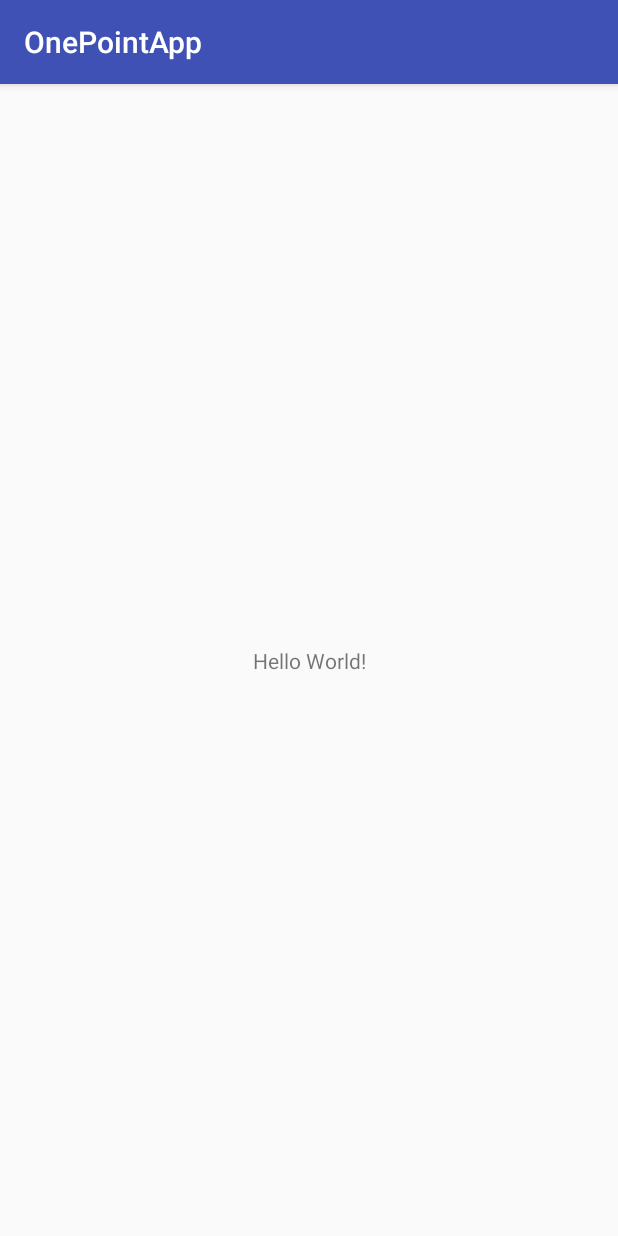
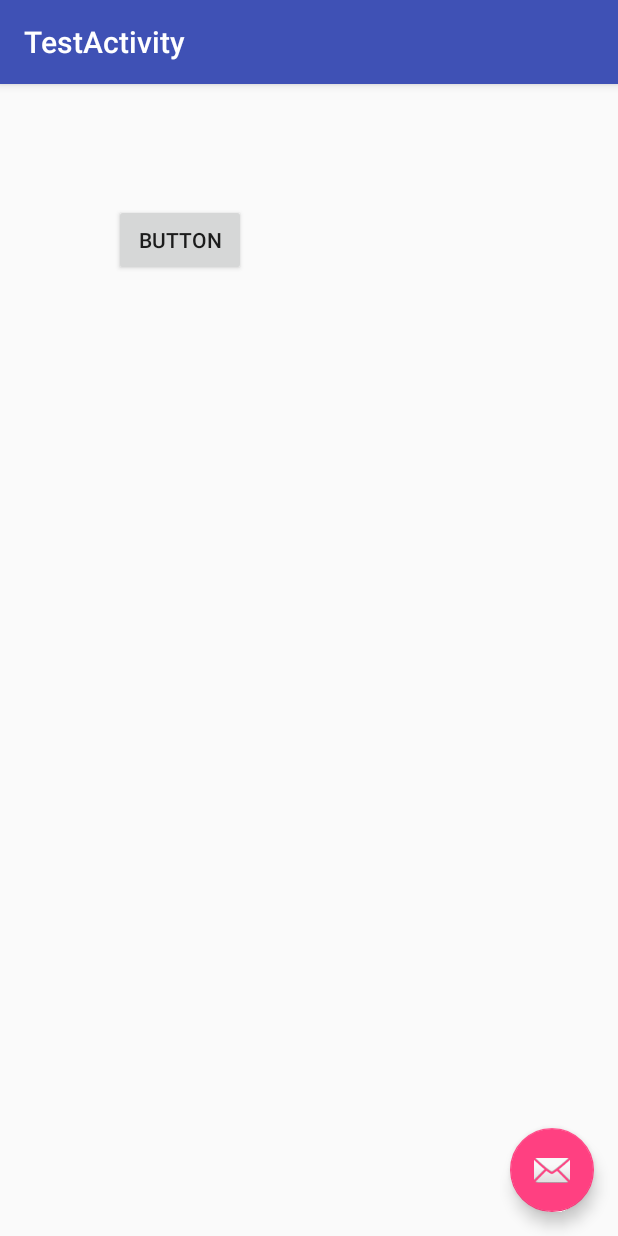
Before and after one commit to guying5201314/OnePointApp, an Android app: the screen it shows after launch (MainActivity before the commit, TestActivity after it), on a phone screen of 412 x 824 dp. Run offline under Robolectric (Android 15) with nearby library versions, the phone set to English and light mode, and no system bars; our stand-ins replace RxJava.

```diff
--- a/app/build.gradle
+++ b/app/build.gradle
@@ -25,7 +25,7 @@ android {
             proguardFiles getDefaultProguardFile('proguard-android.txt'), 'proguard-rules.pro'
         }
     }
-    compileOptions{
+    compileOptions {
         sourceCompatibility JavaVersion.VERSION_1_8
         targetCompatibility JavaVersion.VERSION_1_8
     }
@@ -46,4 +46,7 @@ dependencies {
     compile 'com.android.support.constraint:constraint-layout:1.0.2'
     compile 'io.reactivex.rxjava2:rxjava:2.0.1'
     compile 'io.reactivex.rxjava2:rxandroid:2.0.1'
+    compile 'com.jakewharton.rxbinding2:rxbinding:2.0.0'
+    compile 'com.squareup.retrofit2:retrofit:2.3.0'
+    compile 'com.android.support:design:25.3.1'
 }
--- a/app/src/main/AndroidManifest.xml
+++ b/app/src/main/AndroidManifest.xml
@@ -10,6 +10,12 @@
         android:supportsRtl="true"
         android:theme="@style/AppTheme">
         <activity android:name=".MainActivity">
+
+        </activity>
+        <activity
+            android:name=".TestActivity"
+            android:label="@string/title_activity_test"
+            android:theme="@style/AppTheme.NoActionBar">
             <intent-filter>
                 <action android:name="android.intent.action.MAIN" />
 
--- /dev/null
+++ b/app/src/main/java/com/example/kaoshichayifen/onepointapp/TestActivity.java
@@ -0,0 +1,133 @@
+package com.example.kaoshichayifen.onepointapp;
+
+import android.os.Bundle;
+import android.support.design.widget.FloatingActionButton;
+import android.support.design.widget.Snackbar;
+import android.support.v7.app.AppCompatActivity;
+import android.support.v7.widget.Toolbar;
+import android.util.Log;
+import android.view.View;
+
+import io.reactivex.Observable;
+import io.reactivex.ObservableEmitter;
+import io.reactivex.ObservableOnSubscribe;
+import io.reactivex.Observer;
+import io.reactivex.android.schedulers.AndroidSchedulers;
+import io.reactivex.disposables.Disposable;
+import io.reactivex.functions.BiFunction;
+import io.reactivex.functions.Consumer;
+import io.reactivex.functions.Function;
+
+public class TestActivity extends AppCompatActivity {
+    private final String TAG = "testact";
+    @Override
+    protected void onCreate(Bundle savedInstanceState) {
+        super.onCreate(savedInstanceState);
+        setContentView(R.layout.activity_test);
+        Toolbar toolbar = (Toolbar) findViewById(R.id.toolbar);
+        setSupportActionBar(toolbar);
+
+        FloatingActionButton fab = (FloatingActionButton) findViewById(R.id.fab);
+        fab.setOnClickListener(new View.OnClickListener() {
+            @Override
+            public void onClick(View view) {
+                Snackbar.make(view, "Replace with your own action", Snackbar.LENGTH_LONG)
+                        .setAction("Action", null).show();
+            }
+        });
+
+
+//        Observable.just("hello world")
+//                .subscribe(new Observer<String>() {
+//                    @Override
+//                    public void onSubscribe(Disposable disposable) {
+//                        Log.v(TAG,"onSubscribe");
+//                    }
+//
+//                    @Override
+//                    public void onNext(String s) {
+//                        Log.v(TAG,"onNext "+s);
+//                    }
+//
+//                    @Override
+//                    public void onError(Throwable throwable) {
+//                        Log.v(TAG,"onError");
+//                    }
+//
+//                    @Override
+//                    public void onComplete() {
+//                        Log.v(TAG,"onComplete");
+//                    }
+//                });
+
+        Observable<Integer> observable1 = Observable.create(new ObservableOnSubscribe<Integer>() {
+            @Override
+            public void subscribe(ObservableEmitter<Integer> observableEmitter) throws Exception {
+
+                test(observableEmitter);
+//                observableEmitter.onNext(3);
+            }
+        });
+
+        Observable<Integer> observable2 = Observable.create(new ObservableOnSubscribe<Integer>() {
+            @Override
+            public void subscribe(ObservableEmitter<Integer> observableEmitter) throws Exception {
+//                observableEmitter.onNext(2);
+                test1(observableEmitter);
+            }
+        });
+
+        Observable.zip(observable1, observable2, new BiFunction<Integer, Integer, String>() {
+            @Override
+            public String apply(Integer integer, Integer integer2) throws Exception {
+                return "测试："+integer+","+integer2;
+            }}).map(new Function<String, Integer>() {
+                    @Override
+                    public Integer apply(String s) throws Exception {
+                        return 134;
+                    }
+                })
+                .observeOn(AndroidSchedulers.mainThread())
+            .subscribe(new Consumer<Integer>() {
+                @Override
+                public void accept(Integer s) throws Exception {
+                    Log.v(TAG,""+s);
+                }
+            });
+
+
+    }
+
+    private void test(ObservableEmitter<Integer> emitter){
+        new Thread(new Runnable() {
+            @Override
+            public void run() {
+                try {
+                    Thread.sleep(3000);
+                    emitter.onNext(3);
+                }catch (Exception e){
+
+                }finally {
+
+                }
+            }
+        }).start();
+    }
+
+    private void test1(ObservableEmitter<Integer> emitter){
+        new Thread(new Runnable() {
+            @Override
+            public void run() {
+                try {
+                    Thread.sleep(5000);
+                    emitter.onNext(3);
+                }catch (Exception e){
+
+                }finally {
+
+                }
+            }
+        }).start();
+    }
+
+}
--- /dev/null
+++ b/app/src/main/res/layout/activity_test.xml
@@ -0,0 +1,33 @@
+<?xml version="1.0" encoding="utf-8"?>
+<android.support.design.widget.CoordinatorLayout xmlns:android="http://schemas.android.com/apk/res/android"
+    xmlns:app="http://schemas.android.com/apk/res-auto"
+    xmlns:tools="http://schemas.android.com/tools"
+    android:layout_width="match_parent"
+    android:layout_height="match_parent"
+    tools:context="com.example.kaoshichayifen.onepointapp.TestActivity">
+
+    <android.support.design.widget.AppBarLayout
+        android:layout_width="match_parent"
+        android:layout_height="wrap_content"
+        android:theme="@style/AppTheme.AppBarOverlay">
+
+        <android.support.v7.widget.Toolbar
+            android:id="@+id/toolbar"
+            android:layout_width="match_parent"
+            android:layout_height="?attr/actionBarSize"
+            android:background="?attr/colorPrimary"
+            app:popupTheme="@style/AppTheme.PopupOverlay" />
+
+    </android.support.design.widget.AppBarLayout>
+
+    <include layout="@layout/content_test" />
+
+    <android.support.design.widget.FloatingActionButton
+        android:id="@+id/fab"
+        android:layout_width="wrap_content"
+        android:layout_height="wrap_content"
+        android:layout_gravity="bottom|end"
+        android:layout_margin="@dimen/fab_margin"
+        app:srcCompat="@android:drawable/ic_dialog_email" />
+
+</android.support.design.widget.CoordinatorLayout>
--- /dev/null
+++ b/app/src/main/res/layout/content_test.xml
@@ -0,0 +1,22 @@
+<?xml version="1.0" encoding="utf-8"?>
+<android.support.constraint.ConstraintLayout xmlns:android="http://schemas.android.com/apk/res/android"
+    xmlns:app="http://schemas.android.com/apk/res-auto"
+    xmlns:tools="http://schemas.android.com/tools"
+    android:layout_width="match_parent"
+    android:layout_height="match_parent"
+    app:layout_behavior="@string/appbar_scrolling_view_behavior"
+    tools:context="com.example.kaoshichayifen.onepointapp.TestActivity"
+    tools:showIn="@layout/activity_test">
+
+    <Button
+        android:id="@+id/button"
+        android:layout_width="wrap_content"
+        android:layout_height="wrap_content"
+        android:text="Button"
+        tools:layout_editor_absoluteX="76dp"
+        tools:layout_editor_absoluteY="80dp"
+        app:layout_constraintTop_toTopOf="parent"
+        app:layout_constraintStart_toStartOf="parent"
+        android:layout_marginTop="80dp"
+        android:layout_marginLeft="76dp" />
+</android.support.constraint.ConstraintLayout>
--- /dev/null
+++ b/app/src/main/res/values/dimens.xml
@@ -0,0 +1,3 @@
+<resources>
+    <dimen name="fab_margin">16dp</dimen>
+</resources>
--- a/app/src/main/res/values/strings.xml
+++ b/app/src/main/res/values/strings.xml
@@ -1,3 +1,4 @@
 <resources>
     <string name="app_name">OnePointApp</string>
+    <string name="title_activity_test">TestActivity</string>
 </resources>
--- a/app/src/main/res/values/styles.xml
+++ b/app/src/main/res/values/styles.xml
@@ -8,4 +8,13 @@
         <item name="colorAccent">@color/colorAccent</item>
     </style>
 
+    <style name="AppTheme.NoActionBar">
+        <item name="windowActionBar">false</item>
+        <item name="windowNoTitle">true</item>
+    </style>
+
+    <style name="AppTheme.AppBarOverlay" parent="ThemeOverlay.AppCompat.Dark.ActionBar" />
+
+    <style name="AppTheme.PopupOverlay" parent="ThemeOverlay.AppCompat.Light" />
+
 </resources>
```
Also changed, not shown: 1 other file.
